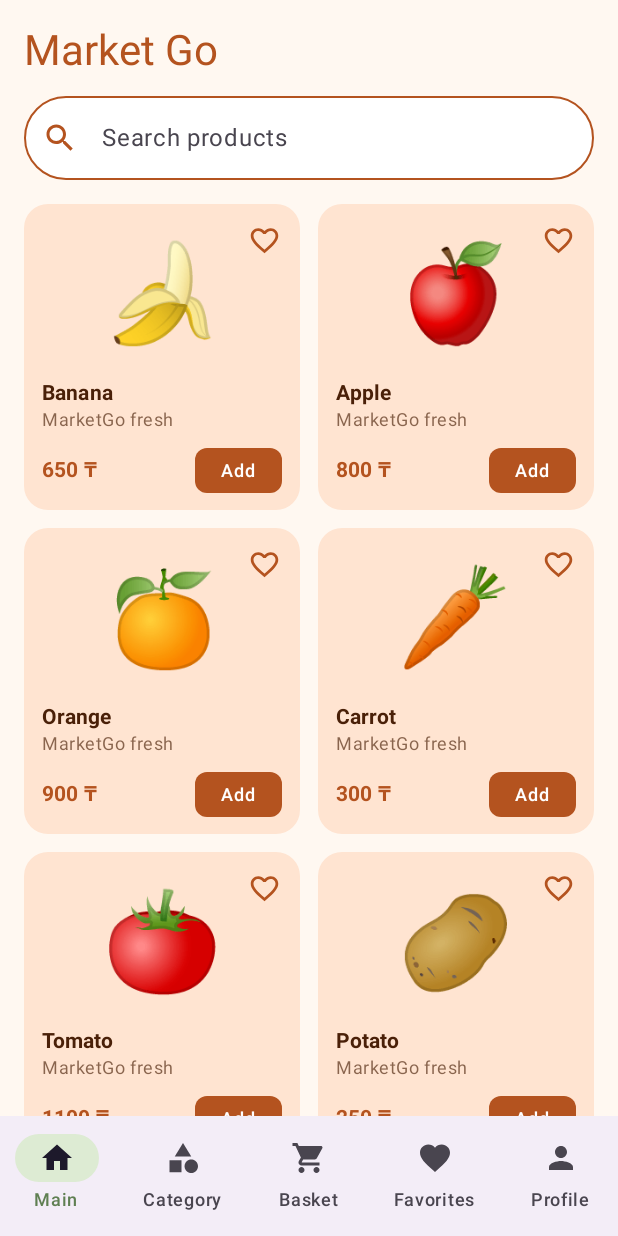
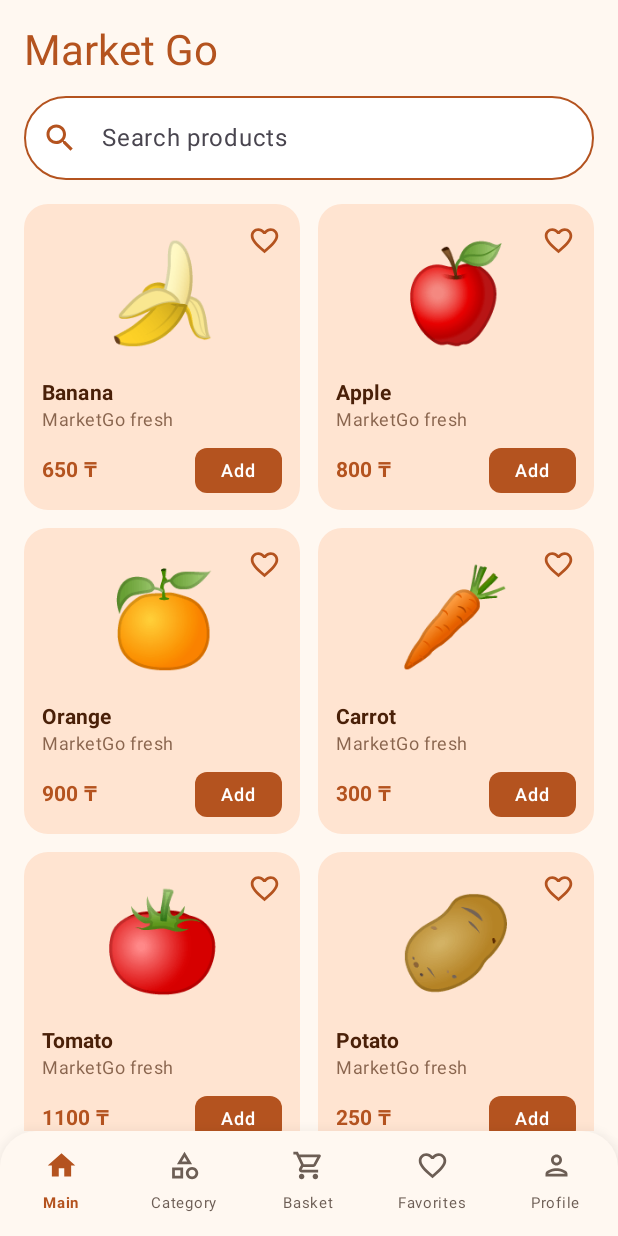
Before and after one commit to ArturZhanS/MarketGo, an Android app built with Jetpack Compose: the screen it shows after launch (MainActivity), after a tap on "Continue", on a phone screen of 412 x 824 dp. Run offline under Robolectric (Android 15) with nearby library versions, the phone set to English and light mode, and no system bars.

Commit message:
Market Go: fix padding and add navigation bar

```diff
--- a/app/src/main/java/com/example/marketgo/navigation/AppNavigation.kt
+++ b/app/src/main/java/com/example/marketgo/navigation/AppNavigation.kt
@@ -14,6 +14,7 @@ import androidx.navigation.compose.NavHost
 import androidx.navigation.compose.composable
 import androidx.navigation.compose.currentBackStackEntryAsState
 import androidx.navigation.compose.rememberNavController
+import com.example.marketgo.ui.components.MarketBottomBar
 import com.example.marketgo.ui.screens.MainScreen
 import com.example.marketgo.ui.screens.PlaceholderScreen
 import com.example.marketgo.ui.screens.WelcomeScreen
@@ -31,22 +32,17 @@ fun AppNavigation(
     Scaffold(
         bottomBar = {
             if (showBottomBar) {
-                NavigationBar {
-                    bottomNavItems.forEach { item ->
-                        NavigationBarItem(
-                            selected = currentRoute == item.route,
-                            onClick = {
-                                navController.navigate(item.route) {
-                                    popUpTo(Routes.MAIN) { saveState = true }
-                                    launchSingleTop = true
-                                    restoreState = true
-                                }
-                            },
-                            icon = { Icon(item.icon, contentDescription = item.label) },
-                            label = { Text(item.label) }
-                        )
+                MarketBottomBar(
+                    items = bottomNavItems,
+                    currentRoute = currentRoute,
+                    onItemClick = { route ->
+                        navController.navigate(route) {
+                            popUpTo(Routes.MAIN) { saveState = true }
+                            launchSingleTop = true
+                            restoreState = true
+                        }
                     }
-                }
+                )
             }
         }
     ) { innerPadding ->
--- a/app/src/main/java/com/example/marketgo/navigation/Routes.kt
+++ b/app/src/main/java/com/example/marketgo/navigation/Routes.kt
@@ -6,6 +6,11 @@ import androidx.compose.material.icons.filled.Favorite
 import androidx.compose.material.icons.filled.Home
 import androidx.compose.material.icons.filled.Person
 import androidx.compose.material.icons.filled.ShoppingCart
+import androidx.compose.material.icons.outlined.Category
+import androidx.compose.material.icons.outlined.FavoriteBorder
+import androidx.compose.material.icons.outlined.Home
+import androidx.compose.material.icons.outlined.Person
+import androidx.compose.material.icons.outlined.ShoppingCart
 import androidx.compose.ui.graphics.vector.ImageVector
 
 object Routes {
@@ -15,18 +20,23 @@ object Routes {
     const val BASKET = "basket"
     const val FAVORITES = "favorites"
     const val PROFILE = "profile"
+
+    const val CATEGORY_PRODUCTS = "category_products"
+    const val CATEGORY_ID_ARG = "categoryId"
+    fun categoryProducts(categoryId: Int) = "$CATEGORY_PRODUCTS/$categoryId"
 }
 
 data class BottomNavItem(
     val route: String,
     val label: String,
-    val icon: ImageVector
+    val selectedIcon: ImageVector,
+    val unselectedIcon: ImageVector
 )
 
 val bottomNavItems = listOf(
-    BottomNavItem(Routes.MAIN, "Main", Icons.Filled.Home),
-    BottomNavItem(Routes.CATEGORY, "Category", Icons.Filled.Category),
-    BottomNavItem(Routes.BASKET, "Basket", Icons.Filled.ShoppingCart),
-    BottomNavItem(Routes.FAVORITES, "Favorites", Icons.Filled.Favorite),
-    BottomNavItem(Routes.PROFILE, "Profile", Icons.Filled.Person)
+    BottomNavItem(Routes.MAIN, "Main", Icons.Filled.Home, Icons.Outlined.Home),
+    BottomNavItem(Routes.CATEGORY, "Category", Icons.Filled.Category, Icons.Outlined.Category),
+    BottomNavItem(Routes.BASKET, "Basket", Icons.Filled.ShoppingCart, Icons.Outlined.ShoppingCart),
+    BottomNavItem(Routes.FAVORITES, "Favorites", Icons.Filled.Favorite, Icons.Outlined.FavoriteBorder),
+    BottomNavItem(Routes.PROFILE, "Profile", Icons.Filled.Person, Icons.Outlined.Person)
 )
--- a/app/src/main/java/com/example/marketgo/ui/screens/MainScreen.kt
+++ b/app/src/main/java/com/example/marketgo/ui/screens/MainScreen.kt
@@ -65,7 +65,6 @@ fun MainScreenContent(
         modifier = Modifier
             .fillMaxSize()
             .background(MaterialTheme.colorScheme.background)
-            .systemBarsPadding()
             .padding(horizontal = 16.dp)
     ) {
         Spacer(modifier = Modifier.height(16.dp))
--- /dev/null
+++ b/app/src/main/java/com/example/marketgo/ui/screens/NavigationBar.kt
@@ -0,0 +1,74 @@
+package com.example.marketgo.ui.components
+
+import androidx.compose.foundation.clickable
+import androidx.compose.foundation.layout.Arrangement
+import androidx.compose.foundation.layout.Column
+import androidx.compose.foundation.layout.Row
+import androidx.compose.foundation.layout.Spacer
+import androidx.compose.foundation.layout.fillMaxWidth
+import androidx.compose.foundation.layout.height
+import androidx.compose.foundation.layout.navigationBarsPadding
+import androidx.compose.foundation.layout.padding
+import androidx.compose.foundation.layout.size
+import androidx.compose.foundation.shape.RoundedCornerShape
+import androidx.compose.material3.Icon
+import androidx.compose.material3.MaterialTheme
+import androidx.compose.material3.Surface
+import androidx.compose.material3.Text
+import androidx.compose.runtime.Composable
+import androidx.compose.ui.Alignment
+import androidx.compose.ui.Modifier
+import androidx.compose.ui.text.font.FontWeight
+import androidx.compose.ui.unit.dp
+import androidx.compose.ui.unit.sp
+import com.example.marketgo.navigation.BottomNavItem
+
+@Composable
+fun MarketBottomBar(
+    items: List<BottomNavItem>,
+    currentRoute: String?,
+    onItemClick: (String) -> Unit
+) {
+    Surface(
+        modifier = Modifier.fillMaxWidth(),
+        shape = RoundedCornerShape(topStart = 24.dp, topEnd = 24.dp),
+        color = MaterialTheme.colorScheme.surface,
+        shadowElevation = 16.dp
+    ) {
+        Row(
+            modifier = Modifier
+                .fillMaxWidth()
+                .navigationBarsPadding()
+                .padding(top = 8.dp, bottom = 6.dp),
+            horizontalArrangement = Arrangement.SpaceAround
+        ) {
+            items.forEach { item ->
+                val selected = currentRoute == item.route
+                val color = if (selected) MaterialTheme.colorScheme.primary
+                else MaterialTheme.colorScheme.onSurface.copy(alpha = 0.75f)
+
+                Column(
+                    modifier = Modifier
+                        .weight(1f)
+                        .clickable { onItemClick(item.route) }
+                        .padding(vertical = 4.dp),
+                    horizontalAlignment = Alignment.CenterHorizontally
+                ) {
+                    Icon(
+                        imageVector = if (selected) item.selectedIcon else item.unselectedIcon,
+                        contentDescription = item.label,
+                        tint = color,
+                        modifier = Modifier.size(22.dp)
+                    )
+                    Spacer(modifier = Modifier.height(2.dp))
+                    Text(
+                        text = item.label,
+                        fontSize = 10.sp,
+                        color = color,
+                        fontWeight = if (selected) FontWeight.Bold else FontWeight.Normal
+                    )
+                }
+            }
+        }
+    }
+}
```
